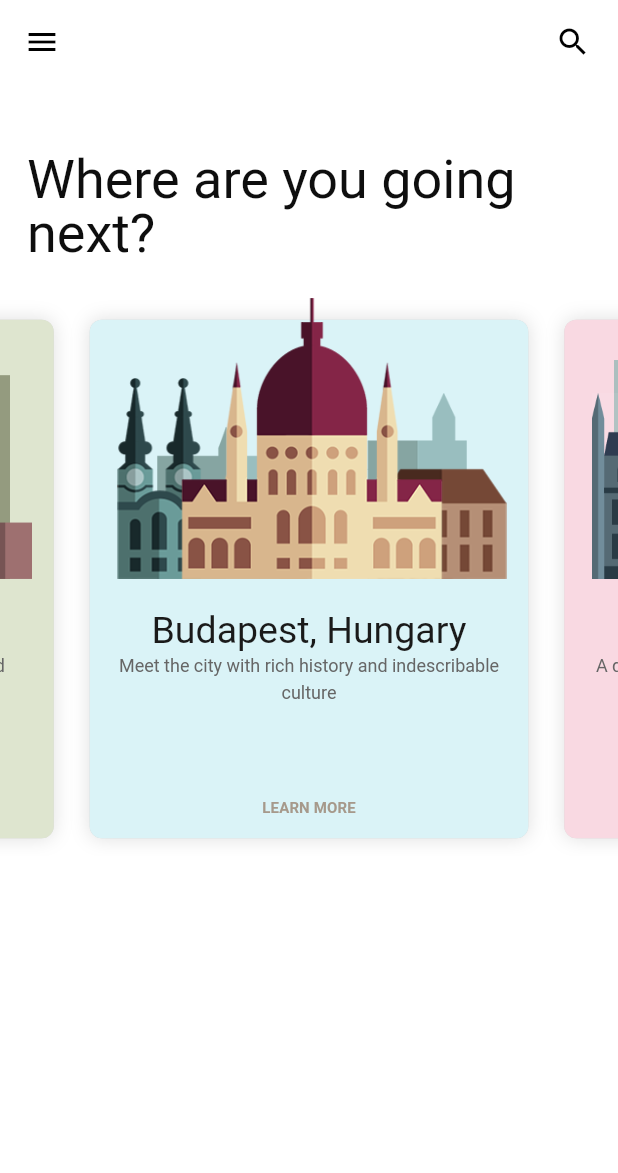
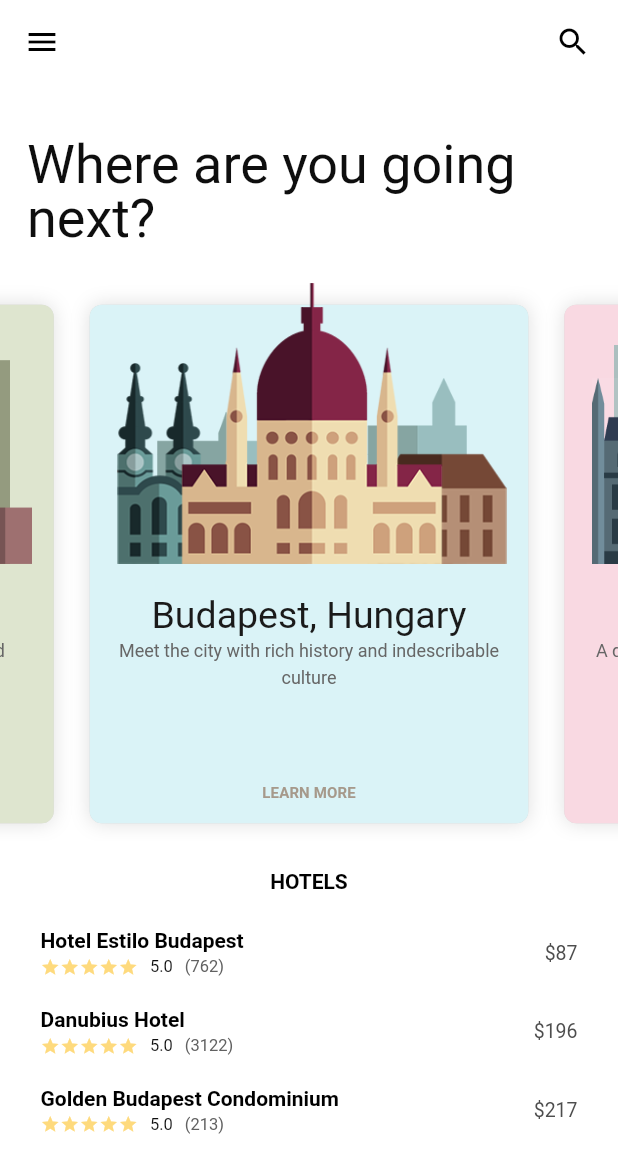
Before and after one commit to shindejayesharun/flutter_parallax_card, a Flutter app: the screen it shows after launch, on a phone screen of 412 x 824 dp. Shown: the top 1173 px of the screen. Run offline on Flutter 3.47's test engine with Material 2 defaults, Android fonts, the phone set to English and light mode, and no system bars; Roboto replaces fonts that are missing (DMSerifDisplay, OpenSans).

```diff
--- a/lib/hotel_list.dart
+++ b/lib/hotel_list.dart
@@ -15,15 +15,19 @@ class HotelList extends StatefulWidget {
 
 class _HotelListViewState extends State<HotelList>
     with SingleTickerProviderStateMixin {
- late AnimationController _anim;
+  late AnimationController _anim;
 
-  late List<Hotel> _oldHotels;
+  List<Hotel> _oldHotels = [];
 
   @override
   void initState() {
     _anim =
         AnimationController(vsync: this, duration: Duration(milliseconds: 700));
     _anim.addListener(() => setState(() {}));
+    if (_oldHotels != widget.hotels) {
+      _anim.forward(from: 0);
+    }
+    _oldHotels = widget.hotels;
     super.initState();
   }
 
@@ -69,7 +73,7 @@ class _HotelListViewState extends State<HotelList>
         Column(
           crossAxisAlignment: CrossAxisAlignment.start,
           children: <Widget>[
-            Text(hotel.name??"", style: Styles.hotelTitle),
+            Text(hotel.name ?? "", style: Styles.hotelTitle),
             SizedBox(height: 3),
             Row(
               children: <Widget>[
--- a/lib/parallax_card_page.dart
+++ b/lib/parallax_card_page.dart
@@ -51,10 +51,10 @@ class _ParallexCardPageState extends State<ParallexCardPage> {
               cities: _cityList,
               onCityChange: _handleCityChange,
             ),
-            Container(
-              height: size.height * .25,
-            ),
-            //HotelList(_currentCity.hotels!),
+            // Container(
+            //   height: size.height * .25,
+            // ),
+            HotelList(_currentCity.hotels!),
             Expanded(child: SizedBox()),
           ],
         ),
```
Also changed, not shown: 6 other files.
